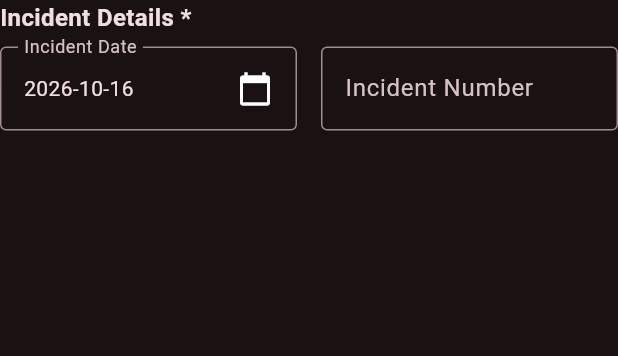
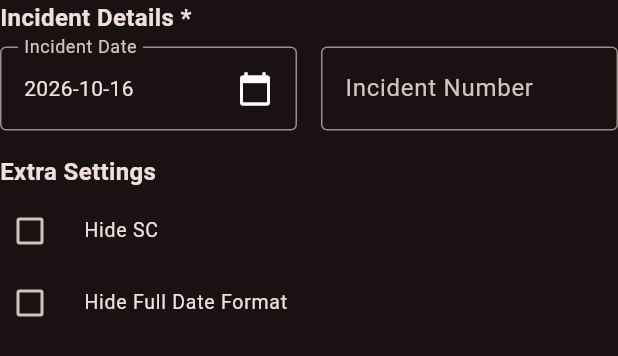
Before and after one commit to 8mpty/Decamps-Maker, a Flutter app: the IncidentDetailsSection widget shown alone on an empty page, opened directly with empty values, on a phone screen of 412 x 824 dp. Shown: the top 356 px of the screen. Run offline on Flutter 3.47's test engine with Material 3 defaults, Android fonts, the phone set to English and light mode, and no system bars; our stand-ins replace file_picker, shared_preferences; accounts and stored records are empty.

Commit message:
Added checkbox options for hiding SC and date format in final message. Json update
App is able to accept Upper and Lowercase names.

```diff
--- a/lib/models/personnel_model.dart
+++ b/lib/models/personnel_model.dart
@@ -22,7 +22,7 @@ class PersonnelModel {
 }
 
 class PersonnelFile {
-  static const Set<String> _includedCategories = {'CFS', 'Firefighters', 'Alpha'};
+  static const Set<String> _includedCategories = {'CFS', 'Firefighters', 'Alpha', 'FIREFIGHTERS', 'ALPHA'};
   final int? rota;
   final String organization;
   final Map<String, dynamic> personnelData;
--- a/lib/services/storage_service.dart
+++ b/lib/services/storage_service.dart
@@ -6,6 +6,8 @@ class StorageService {
   static const String _personnelKey = 'personnel_data';
   static const String _selectedRotaKey = 'selected_rota';
   static const String _legacyPersonnelListKey = 'personnel_list';
+  static const String _hideDateFormatKey = 'hide_inc_date_format';
+  static const String _hideScKey = 'hide_sc';
 
   Future<void> savePersonnelData(Map<String, dynamic> jsonData) async {
     final personnelFile = PersonnelFile.fromJson(jsonData);
@@ -40,6 +42,26 @@ class StorageService {
     await prefs.setString(_selectedRotaKey, rota);
   }
 
+  Future<bool> getHideDateFormat() async {
+    final prefs = await SharedPreferences.getInstance();
+    return prefs.getBool(_hideDateFormatKey) ?? false;
+  }
+
+  Future<void> saveHideDateFormat(bool hide) async {
+    final prefs = await SharedPreferences.getInstance();
+    await prefs.setBool(_hideDateFormatKey, hide);
+  }
+
+  Future<bool> getHideSc() async {
+    final prefs = await SharedPreferences.getInstance();
+    return prefs.getBool(_hideScKey) ?? false;
+  }
+
+  Future<void> saveHideSc(bool hide) async {
+    final prefs = await SharedPreferences.getInstance();
+    await prefs.setBool(_hideScKey, hide);
+  }
+
   Future<bool> hasPersonnelData() async {
     try {
       return await getPersonnelFile() != null;
@@ -53,5 +75,7 @@ class StorageService {
     await prefs.remove(_personnelKey);
     await prefs.remove(_selectedRotaKey);
     await prefs.remove(_legacyPersonnelListKey);
+    await prefs.remove(_hideDateFormatKey);
+    await prefs.remove(_hideScKey);
   }
 }
--- /dev/null
+++ b/lib/utils/incident_number.dart
@@ -0,0 +1,11 @@
+String formatIncidentNumber({
+  required String number,
+  required DateTime date,
+  bool hideDateFormat = false,
+}) {
+  if (hideDateFormat) return number;
+  final y4 = date.year.toString().padLeft(4, '0');
+  final m2 = date.month.toString().padLeft(2, '0');
+  final d2 = date.day.toString().padLeft(2, '0');
+  return '/$y4$m2$d2/$number';
+}
--- a/lib/widgets/incident_details_section.dart
+++ b/lib/widgets/incident_details_section.dart
@@ -1,11 +1,16 @@
 import 'package:flutter/material.dart';
 import 'package:flutter/services.dart';
+import 'package:tuas_decamps_maker/widgets/setting_checkbox.dart';
 
 class IncidentDetailsSection extends StatelessWidget {
   final DateTime selectedDate;
   final Function(BuildContext) onDateSelected;
   final TextEditingController incNumberController;
   final String? Function(String?) validator;
+  final bool hideIncDateFormat;
+  final ValueChanged<bool> onHideIncDateFormatChanged;
+  final bool hideSc;
+  final ValueChanged<bool> onHideScChanged;
 
   const IncidentDetailsSection({
     super.key,
@@ -13,6 +18,10 @@ class IncidentDetailsSection extends StatelessWidget {
     required this.onDateSelected,
     required this.incNumberController,
     required this.validator,
+    required this.hideIncDateFormat,
+    required this.onHideIncDateFormatChanged,
+    required this.hideSc,
+    required this.onHideScChanged,
   });
 
   @override
@@ -60,15 +69,10 @@ class IncidentDetailsSection extends StatelessWidget {
                       labelText: 'Incident Number',
                       border: const OutlineInputBorder(),
                       hintText: '',
-                      errorStyle: const TextStyle(
-                        fontSize: 12,
-                        height: 0.8,
-                      ),
+                      errorStyle: const TextStyle(fontSize: 12, height: 0.8),
                     ),
                     keyboardType: TextInputType.number,
-                    inputFormatters: [
-                      FilteringTextInputFormatter.digitsOnly,
-                    ],
+                    inputFormatters: [FilteringTextInputFormatter.digitsOnly],
                     validator: validator,
                   ),
                 ],
@@ -76,6 +80,22 @@ class IncidentDetailsSection extends StatelessWidget {
             ),
           ],
         ),
+        const SizedBox(height: 16),
+        const Text(
+          'Extra Settings',
+          style: TextStyle(fontSize: 16, fontWeight: FontWeight.bold),
+        ),
+        const SizedBox(height: 4),
+        SettingCheckbox(
+          label: 'Hide SC',
+          value: hideSc,
+          onChanged: onHideScChanged,
+        ),
+        SettingCheckbox(
+          label: 'Hide Full Date Format',
+          value: hideIncDateFormat,
+          onChanged: onHideIncDateFormatChanged,
+        ),
         const SizedBox(height: 8),
       ],
     );
--- /dev/null
+++ b/lib/widgets/setting_checkbox.dart
@@ -0,0 +1,26 @@
+import 'package:flutter/material.dart';
+
+class SettingCheckbox extends StatelessWidget {
+  final String label;
+  final bool value;
+  final ValueChanged<bool> onChanged;
+
+  const SettingCheckbox({
+    super.key,
+    required this.label,
+    required this.value,
+    required this.onChanged,
+  });
+
+  @override
+  Widget build(BuildContext context) {
+    return CheckboxListTile(
+      value: value,
+      onChanged: (checked) => onChanged(checked ?? false),
+      title: Text(label),
+      controlAffinity: ListTileControlAffinity.leading,
+      contentPadding: EdgeInsets.zero,
+      dense: true,
+    );
+  }
+}
```
Also changed, not shown: lib/screens/decams_form_screen.dart (+66 -19 lines), 1 other file.
